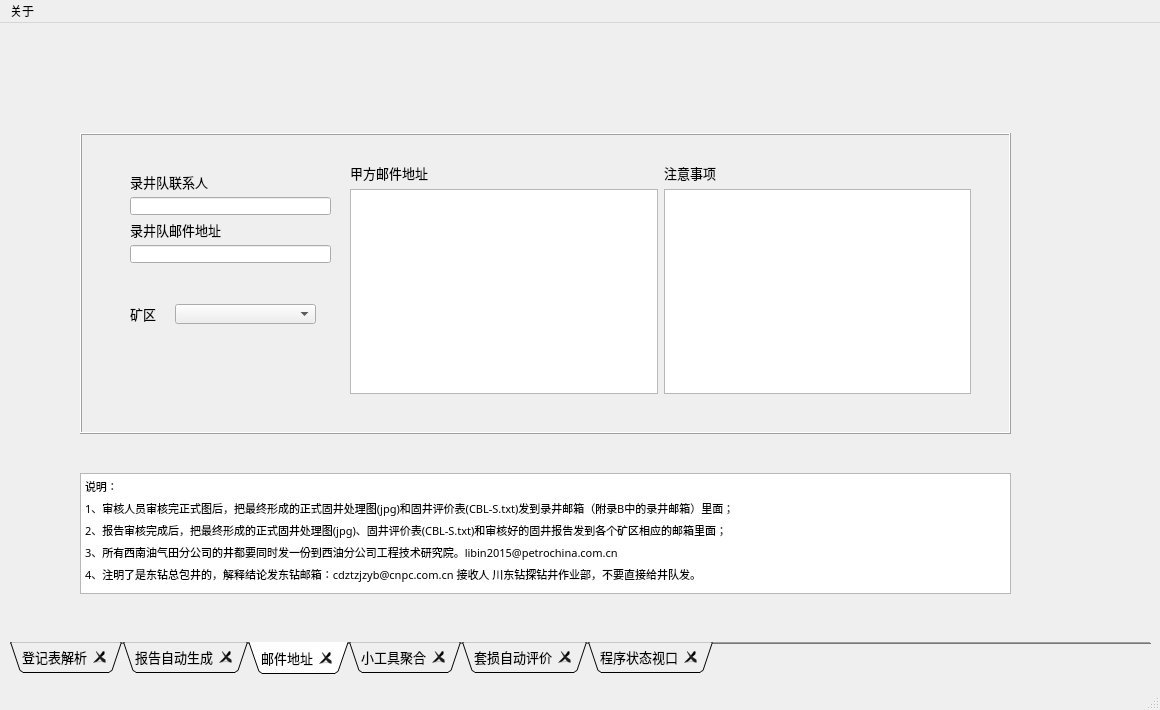
Before: the Qt Designer form WELL_INTEGRITY_UI.ui in KiwiPapa/4Stars-EngineerLoggingAssistant, drawn with Qt 5.
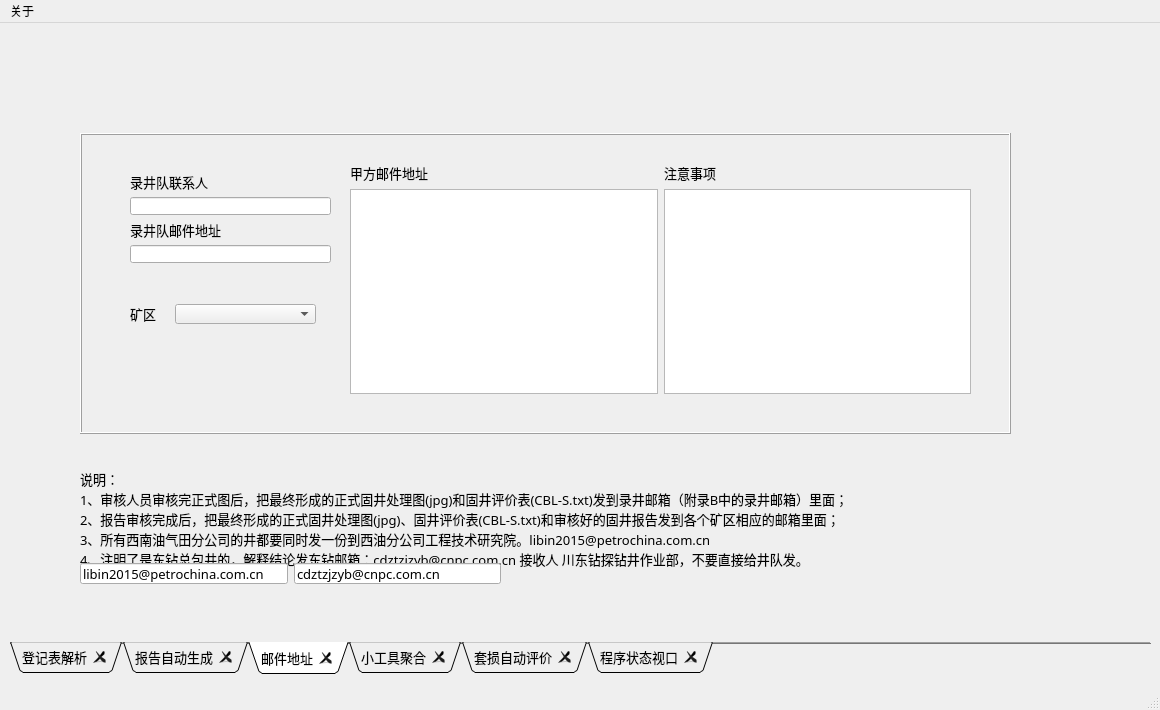
After: the same form once the commit is applied. The open tabs and pages were chosen to show the change.

What changed in the file:
```diff
--- a/WELL_INTEGRITY_UI.ui
+++ b/WELL_INTEGRITY_UI.ui
@@ -3734,53 +3734,67 @@
        </property>
       </widget>
      </widget>
-     <widget class="QTextEdit" name="textEdit_11">
+     <widget class="QLabel" name="label_131">
       <property name="geometry">
        <rect>
         <x>70</x>
-        <y>450</y>
-        <width>931</width>
-        <height>121</height>
+        <y>420</y>
+        <width>921</width>
+        <height>151</height>
        </rect>
       </property>
       <property name="font">
        <font>
         <family>黑体</family>
-        <pointsize>12</pointsize>
+        <pointsize>10</pointsize>
         <weight>50</weight>
         <italic>false</italic>
         <bold>false</bold>
-        <stylestrategy>PreferDefault</stylestrategy>
-        <kerning>true</kerning>
+        <underline>false</underline>
        </font>
       </property>
       <property name="styleSheet">
-       <string notr="true">font: 12pt &quot;黑体&quot;;</string>
+       <string notr="true">font: 10pt &quot;黑体&quot;;</string>
       </property>
-      <property name="markdown">
-       <string>`说明：`
-
-`1、审核人员审核完正式图后，把最终形成的正式固井处理图(jpg)和固井评价表(CBL-S.txt)发到录井邮箱（附录B中的录井邮箱）里面；`
-
-`2、报告审核完成后，把最终形成的正式固井处理图(jpg)、固井评价表(CBL-S.txt)和审核好的固井报告发到各个矿区相应的邮箱里面；`
-
-`3、所有西南油气田分公司的井都要同时发一份到西油分公司工程技术研究院。libin2015@petrochina.com.cn`
-
-`4、注明了是东钻总包井的，解释结论发东钻邮箱：cdztzjzyb@cnpc.com.cn 接收人 川东钻探钻井作业部，不要直接给井队发。`
-
-</string>
+      <property name="text">
+       <string>说明：
+1、审核人员审核完正式图后，把最终形成的正式固井处理图(jpg)和固井评价表(CBL-S.txt)发到录井邮箱（附录B中的录井邮箱）里面；
+2、报告审核完成后，把最终形成的正式固井处理图(jpg)、固井评价表(CBL-S.txt)和审核好的固井报告发到各个矿区相应的邮箱里面；
+3、所有西南油气田分公司的井都要同时发一份到西油分公司工程技术研究院。libin2015@petrochina.com.cn
+4、注明了是东钻总包井的，解释结论发东钻邮箱：cdztzjzyb@cnpc.com.cn 接收人 川东钻探钻井作业部，不要直接给井队发。</string>
       </property>
-      <property name="html">
-       <string>&lt;!DOCTYPE HTML PUBLIC &quot;-//W3C//DTD HTML 4.0//EN&quot; &quot;http://www.w3.org/TR/REC-html40/strict.dtd&quot;&gt;
-&lt;html&gt;&lt;head&gt;&lt;meta name=&quot;qrichtext&quot; content=&quot;1&quot; /&gt;&lt;style type=&quot;text/css&quot;&gt;
-p, li { white-space: pre-wrap; }
-&lt;/style&gt;&lt;/head&gt;&lt;body style=&quot; font-family:'黑体'; font-size:12pt; font-weight:400; font-style:normal;&quot;&gt;
-&lt;p style=&quot; margin-top:5px; margin-bottom:5px; margin-left:0px; margin-right:0px; -qt-block-indent:0; text-indent:0px;&quot;&gt;&lt;span style=&quot; font-family:'Courier New'; font-size:8pt;&quot;&gt;说明：&lt;/span&gt;&lt;/p&gt;
-&lt;p style=&quot; margin-top:5px; margin-bottom:5px; margin-left:0px; margin-right:0px; -qt-block-indent:0; text-indent:0px;&quot;&gt;&lt;span style=&quot; font-family:'Courier New'; font-size:8pt;&quot;&gt;1、审核人员审核完正式图后，把最终形成的正式固井处理图(jpg)和固井评价表(CBL-S.txt)发到录井邮箱（附录B中的录井邮箱）里面；&lt;/span&gt;&lt;/p&gt;
-&lt;p style=&quot; margin-top:5px; margin-bottom:5px; margin-left:0px; margin-right:0px; -qt-block-indent:0; text-indent:0px;&quot;&gt;&lt;span style=&quot; font-family:'Courier New'; font-size:8pt;&quot;&gt;2、报告审核完成后，把最终形成的正式固井处理图(jpg)、固井评价表(CBL-S.txt)和审核好的固井报告发到各个矿区相应的邮箱里面；&lt;/span&gt;&lt;/p&gt;
-&lt;p style=&quot; margin-top:5px; margin-bottom:5px; margin-left:0px; margin-right:0px; -qt-block-indent:0; text-indent:0px;&quot;&gt;&lt;span style=&quot; font-family:'Courier New'; font-size:8pt;&quot;&gt;3、所有西南油气田分公司的井都要同时发一份到西油分公司工程技术研究院。libin2015@petrochina.com.cn&lt;/span&gt;&lt;/p&gt;
-&lt;p style=&quot; margin-top:5px; margin-bottom:5px; margin-left:0px; margin-right:0px; -qt-block-indent:0; text-indent:0px;&quot;&gt;&lt;span style=&quot; font-family:'Courier New'; font-size:8pt;&quot;&gt;4、注明了是东钻总包井的，解释结论发东钻邮箱：cdztzjzyb@cnpc.com.cn 接收人 川东钻探钻井作业部，不要直接给井队发。&lt;/span&gt;&lt;/p&gt;&lt;/body&gt;&lt;/html&gt;</string>
+     </widget>
+     <widget class="QWidget" name="">
+      <property name="geometry">
+       <rect>
+        <x>70</x>
+        <y>540</y>
+        <width>421</width>
+        <height>21</height>
+       </rect>
       </property>
+      <layout class="QGridLayout" name="gridLayout_40">
+       <item row="0" column="0">
+        <widget class="QLineEdit" name="lineEdit_116">
+         <property name="styleSheet">
+          <string notr="true">font: 10pt &quot;黑体&quot;;</string>
+         </property>
+         <property name="text">
+          <string>libin2015@petrochina.com.cn</string>
+         </property>
+        </widget>
+       </item>
+       <item row="0" column="1">
+        <widget class="QLineEdit" name="lineEdit_117">
+         <property name="styleSheet">
+          <string notr="true">font: 10pt &quot;黑体&quot;;</string>
+         </property>
+         <property name="text">
+          <string>cdztzjzyb@cnpc.com.cn</string>
+         </property>
+        </widget>
+       </item>
+      </layout>
      </widget>
     </widget>
     <widget class="QWidget" name="tab_2">
```
